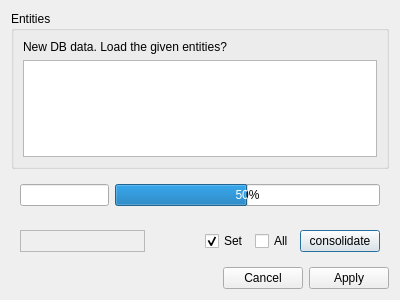
Old version of the form src/blackgui/components/dbloaddatadialog.ui in the repository swift-project/pilotclient.
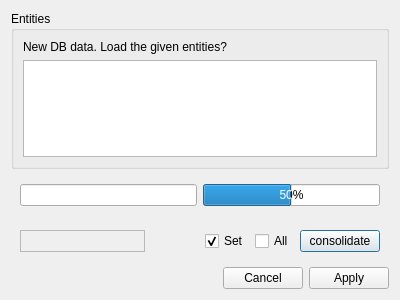
New version of the form. Custom widgets are drawn as their Qt base class.

Commit message: Ref T489, better progress indication in DB load dialog

The edit to the form file:
```diff
--- a/src/blackgui/components/dbloaddatadialog.ui
+++ b/src/blackgui/components/dbloaddatadialog.ui
@@ -51,7 +51,7 @@
    </item>
    <item>
     <widget class="QWidget" name="wi_WorkStatus" native="true">
-     <layout class="QHBoxLayout" name="hl_LoadStatus" stretch="1,3">
+     <layout class="QHBoxLayout" name="hl_LoadStatus">
       <item>
        <widget class="QLineEdit" name="le_Info">
         <property name="readOnly">
```
The commit also changes 4 other files.
